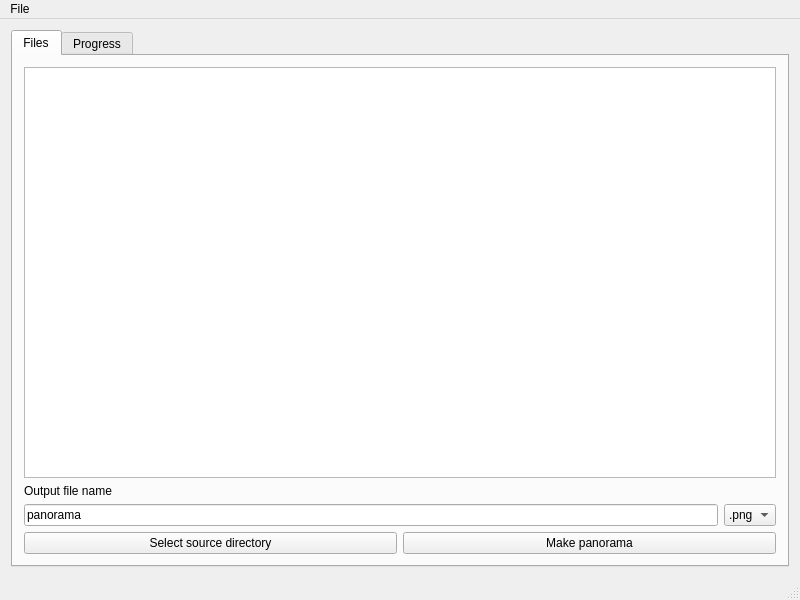
Old version of the form mainwindow.ui in the repository qchateau/AutoPanorama.
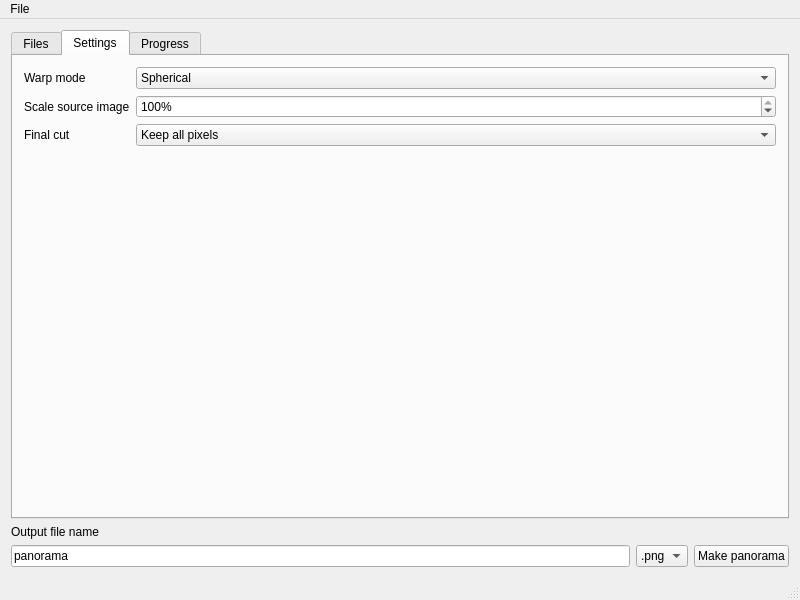
New version of the form. The open tabs and pages were chosen to show the change.

Diff of the .ui file:
```diff
--- a/mainwindow.ui
+++ b/mainwindow.ui
@@ -35,41 +35,6 @@
           </attribute>
          </widget>
         </item>
-        <item>
-         <widget class="QLabel" name="output_label">
-          <property name="text">
-           <string>Output file name</string>
-          </property>
-         </widget>
-        </item>
-        <item>
-         <layout class="QHBoxLayout" name="layoutOutput">
-          <item>
-           <widget class="QLineEdit" name="output_filename_lineedit">
-            <property name="text">
-             <string>panorama</string>
-            </property>
-           </widget>
-          </item>
-          <item>
-           <widget class="QComboBox" name="extension_combobox">
-            <property name="editable">
-             <bool>false</bool>
-            </property>
-            <item>
-             <property name="text">
-              <string>.png</string>
-             </property>
-            </item>
-            <item>
-             <property name="text">
-              <string>.jpg</string>
-             </property>
-            </item>
-           </widget>
-          </item>
-         </layout>
-        </item>
         <item>
          <layout class="QHBoxLayout" name="layoutButtons">
           <item>
@@ -79,17 +44,88 @@
             </property>
            </widget>
           </item>
-          <item>
-           <widget class="QPushButton" name="buttonMakePanorama">
-            <property name="text">
-             <string>Make panorama</string>
-            </property>
-           </widget>
-          </item>
          </layout>
         </item>
        </layout>
       </widget>
+      <widget class="QWidget" name="tab">
+       <attribute name="title">
+        <string>Settings</string>
+       </attribute>
+       <layout class="QFormLayout" name="formLayout_2">
+        <item row="0" column="0">
+         <widget class="QLabel" name="cut_label">
+          <property name="text">
+           <string>Warp mode</string>
+          </property>
+         </widget>
+        </item>
+        <item row="0" column="1">
+         <widget class="QComboBox" name="warpmode_combobox">
+          <item>
+           <property name="text">
+            <string>Spherical</string>
+           </property>
+          </item>
+          <item>
+           <property name="text">
+            <string>Cylindrical</string>
+           </property>
+          </item>
+          <item>
+           <property name="text">
+            <string>Plane</string>
+           </property>
+          </item>
+         </widget>
+        </item>
+        <item row="2" column="0">
+         <widget class="QLabel" name="label">
+          <property name="text">
+           <string>Scale source image</string>
+          </property>
+         </widget>
+        </item>
+        <item row="3" column="0">
+         <widget class="QLabel" name="warpmode_label">
+          <property name="text">
+           <string>Final cut</string>
+          </property>
+         </widget>
+        </item>
+        <item row="3" column="1">
+         <widget class="QComboBox" name="cut_combobox">
+          <item>
+           <property name="text">
+            <string>Keep all pixels</string>
+           </property>
+          </item>
+         </widget>
+        </item>
+        <item row="2" column="1">
+         <widget class="QDoubleSpinBox" name="downscale_spinbox">
+          <property name="suffix">
+           <string>%</string>
+          </property>
+          <property name="decimals">
+           <number>0</number>
+          </property>
+          <property name="minimum">
+           <double>10.000000000000000</double>
+          </property>
+          <property name="maximum">
+           <double>100.000000000000000</double>
+          </property>
+          <property name="singleStep">
+           <double>10.000000000000000</double>
+          </property>
+          <property name="value">
+           <double>100.000000000000000</double>
+          </property>
+         </widget>
+        </item>
+       </layout>
+      </widget>
       <widget class="QWidget" name="tabProgress">
        <attribute name="title">
         <string>Progress</string>
@@ -173,6 +209,48 @@
       </widget>
      </widget>
     </item>
+    <item>
+     <widget class="QLabel" name="output_label">
+      <property name="text">
+       <string>Output file name</string>
+      </property>
+     </widget>
+    </item>
+    <item>
+     <layout class="QHBoxLayout" name="layoutOutput">
+      <item>
+       <widget class="QLineEdit" name="output_filename_lineedit">
+        <property name="text">
+         <string>panorama</string>
+        </property>
+       </widget>
+      </item>
+      <item>
+       <widget class="QComboBox" name="extension_combobox">
+        <property name="editable">
+         <bool>false</bool>
+        </property>
+        <item>
+         <property name="text">
+          <string>.png</string>
+         </property>
+        </item>
+        <item>
+         <property name="text">
+          <string>.jpg</string>
+         </property>
+        </item>
+       </widget>
+      </item>
+      <item>
+       <widget class="QPushButton" name="buttonMakePanorama">
+        <property name="text">
+         <string>Make panorama</string>
+        </property>
+       </widget>
+      </item>
+     </layout>
+    </item>
    </layout>
   </widget>
   <widget class="QMenuBar" name="menuBar">
```
Left out of the diff: 8 changed lines with no effect on the pictures.
